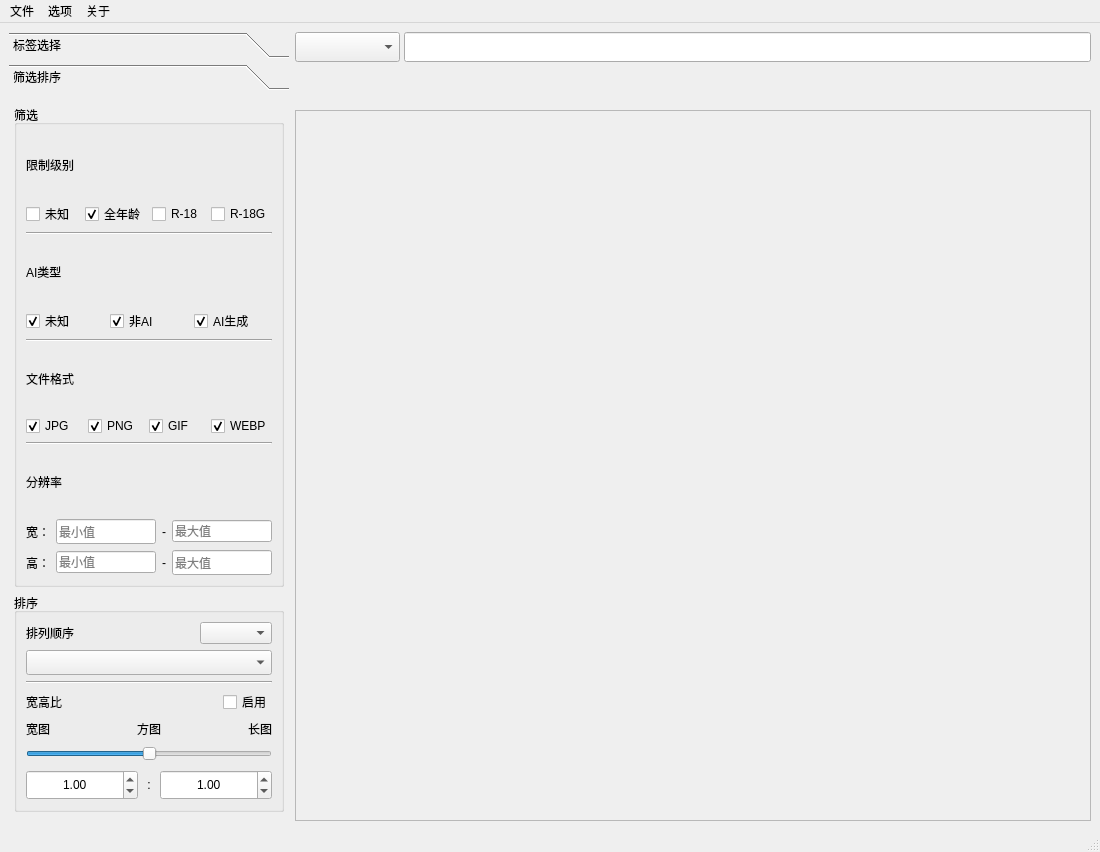
Qt form src/ui/main_window.ui (R4nd5tr/waifu_gallery) before a commit.
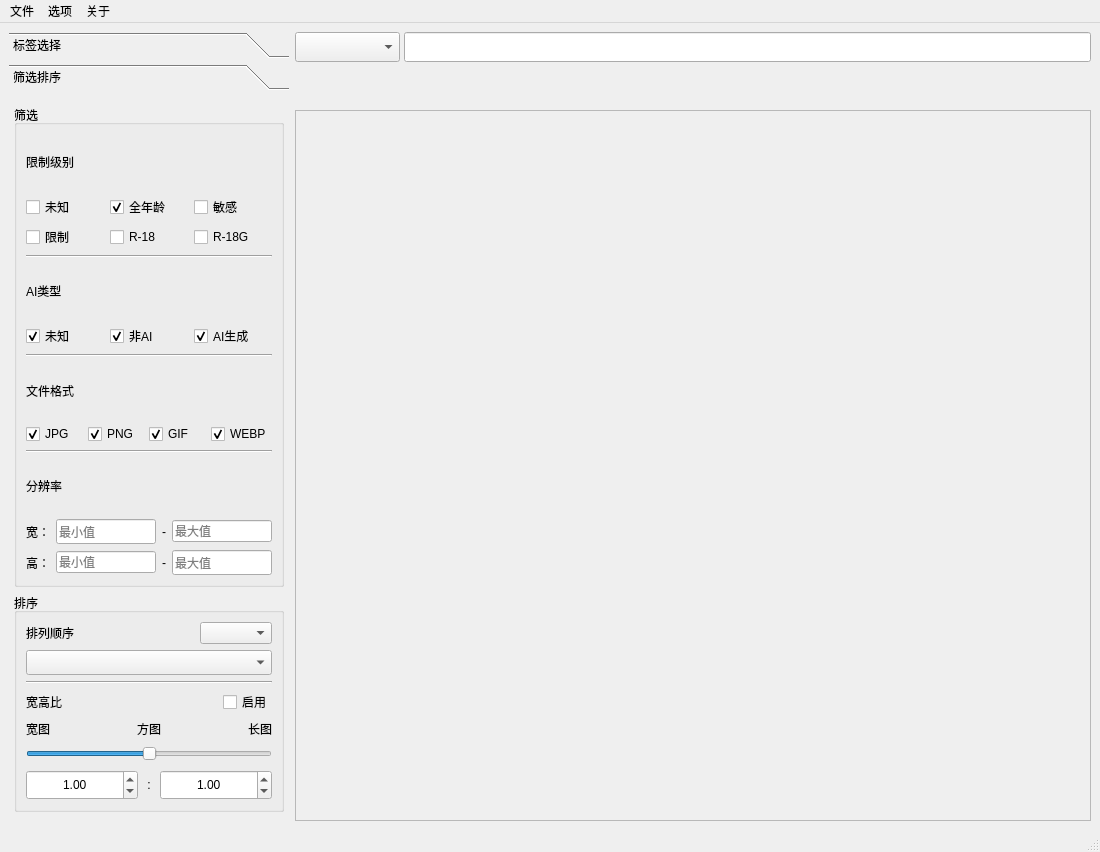
The same form after that commit. The open tabs and pages were chosen to show the change. Icons and pictures are not drawn.

Diff of the .ui file:
```diff
--- a/src/ui/main_window.ui
+++ b/src/ui/main_window.ui
@@ -191,8 +191,8 @@
         <rect>
          <x>0</x>
          <y>0</y>
-         <width>278</width>
-         <height>561</height>
+         <width>280</width>
+         <height>721</height>
         </rect>
        </property>
        <attribute name="label">
@@ -254,6 +254,24 @@
                </property>
                <property name="checked">
                 <bool>true</bool>
+               </property>
+              </widget>
+             </item>
+             <item>
+              <widget class="QCheckBox" name="sensitiveCheckBox">
+               <property name="text">
+                <string>敏感</string>
+               </property>
+              </widget>
+             </item>
+            </layout>
+           </item>
+           <item>
+            <layout class="QHBoxLayout" name="horizontalLayout_17">
+             <item>
+              <widget class="QCheckBox" name="questionableCheckBox">
+               <property name="text">
+                <string>限制</string>
                </property>
               </widget>
              </item>
```
Left out of the diff: 2 changed lines with no effect on the pictures.
